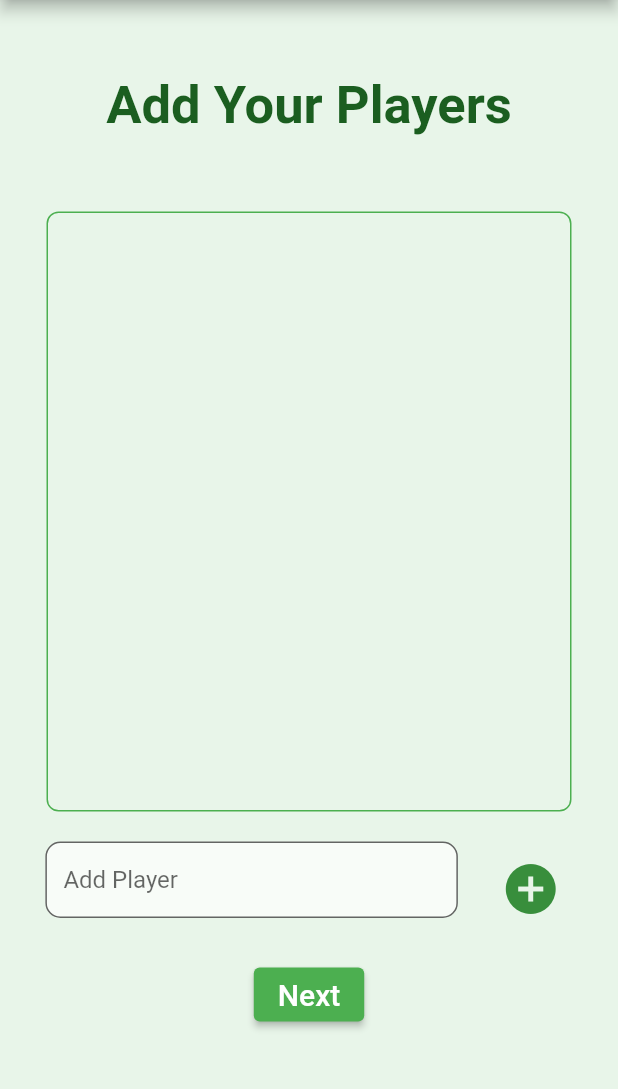
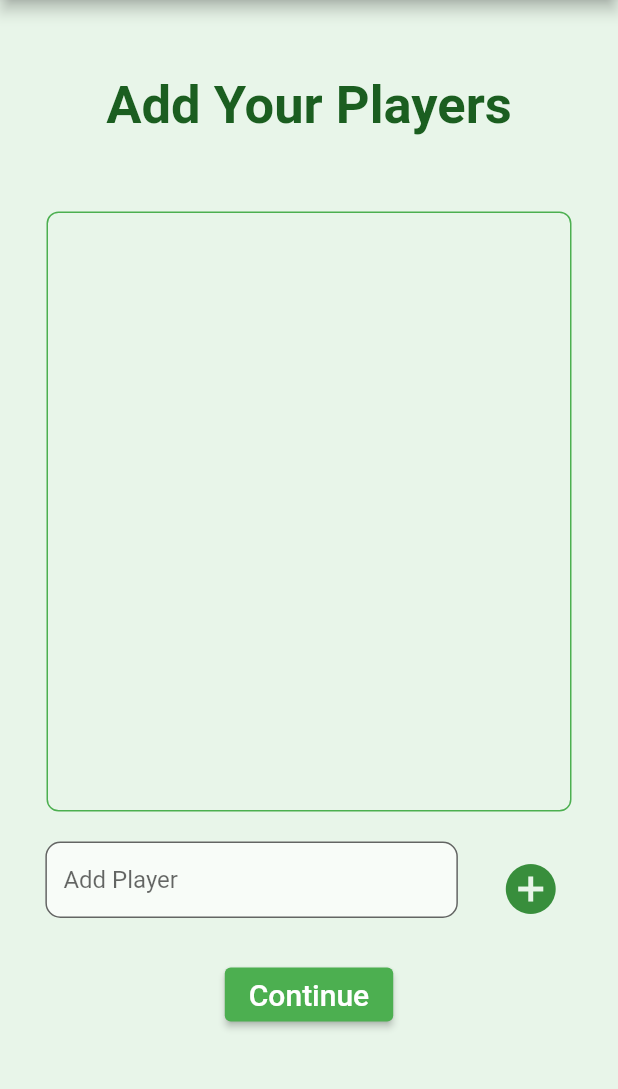
Before and after one commit to radicalgrim/game_saver, a Flutter app: the AddPlayersPage screen opened by its route, on a phone screen of 412 x 824 dp, the part 84-1173 px from its top. Run offline on Flutter 3.47's test engine with Material 2 defaults, Android fonts, the phone set to English and light mode, and no system bars; drawn by our look-alikes of flutter_form_builder; our stand-ins replace page_transition.

Commit message:
Changed some wordings according to feedback from my wife

```diff
--- a/lib/pages/customize_game_page.dart
+++ b/lib/pages/customize_game_page.dart
@@ -18,16 +18,19 @@ class CustomizeGamePage extends StatefulWidget {
 class CustomizeGamePageState extends State<CustomizeGamePage> {
   final fieldText = TextEditingController();
   bool showTimer = globals.currentGame!.showTimer;
+  String showTimerString = (globals.currentGame!.showTimer ? "On" : "Off");
   final _formKey = GlobalKey<FormBuilderState>();
 
   void toggleSwitch(bool value) {
     if (globals.currentGame!.showTimer == false) {
       setState(() {
         showTimer = globals.currentGame!.showTimer = true;
+        showTimerString = "On";
       });
     } else {
       setState(() {
         showTimer = globals.currentGame!.showTimer = false;
+        showTimerString = "Off";
       });
     }
   }
@@ -117,7 +120,7 @@ class CustomizeGamePageState extends State<CustomizeGamePage> {
                     ),
                     Padding(
                       padding: const EdgeInsets.symmetric(vertical: 15),
-                      child: Text('Show Timer  -  $showTimer',
+                      child: Text('Timer  -  $showTimerString',
                           style: ProjectTextStyles.appMiniTitleTextStyle),
                     ),
                     Switch(
--- a/lib/res/strings.dart
+++ b/lib/res/strings.dart
@@ -4,7 +4,7 @@ class ProjectStrings {
   //Global
   static const String error = 'Error';
   static const String ok = 'OK';
-  static const String nextButton = "Next";
+  static const String nextButton = "Continue";
 
   // Home Page
   static const String appTitle = "GameSaver";
```
